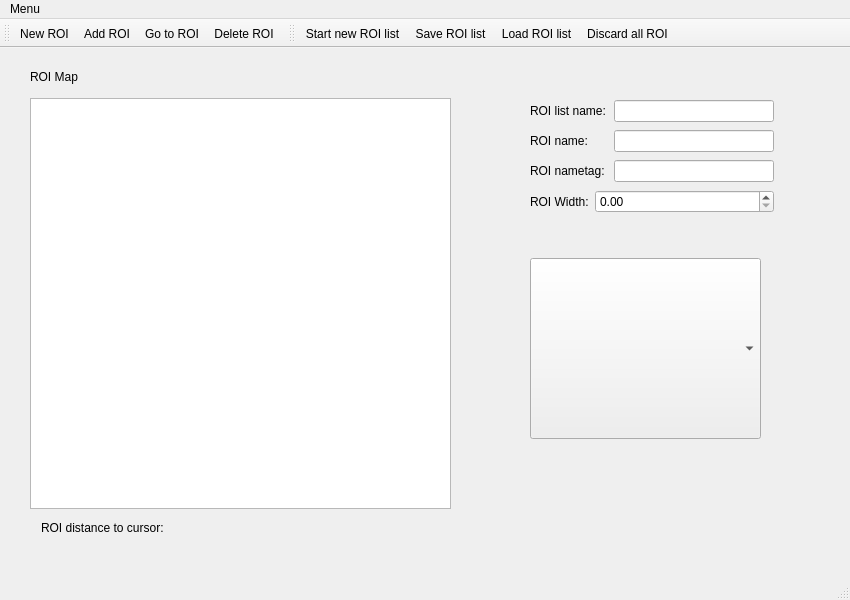
The window that gui/ROI/ui_roi_gui.ui (fbarho/qudi-cbs) describes before a commit, drawn with Qt 5.
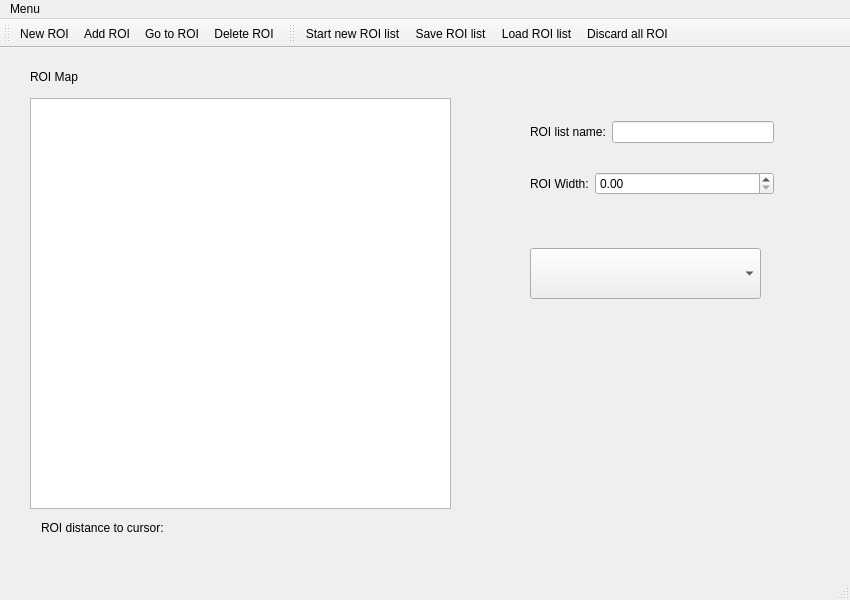
The same window after the commit. Custom widgets are drawn as their Qt base class.

Commit message: fixed missing selection of active roi from combobox

Patch:
```diff
--- a/gui/ROI/ui_roi_gui.ui
+++ b/gui/ROI/ui_roi_gui.ui
@@ -37,16 +37,6 @@
      <string>ROI Map</string>
     </property>
    </widget>
-   <widget class="QComboBox" name="active_roi_ComboBox">
-    <property name="geometry">
-     <rect>
-      <x>530</x>
-      <y>210</y>
-      <width>231</width>
-      <height>181</height>
-     </rect>
-    </property>
-   </widget>
    <widget class="QWidget" name="layoutWidget">
     <property name="geometry">
      <rect>
@@ -56,7 +46,7 @@
       <height>121</height>
      </rect>
     </property>
-    <layout class="QGridLayout" name="gridLayout" columnstretch="0,0,2">
+    <layout class="QGridLayout" name="gridLayout" columnstretch="0,0,0">
      <item row="0" column="0" colspan="2">
       <widget class="QLabel" name="label_3">
        <property name="text">
@@ -64,39 +54,19 @@
        </property>
       </widget>
      </item>
+     <item row="1" column="1" colspan="2">
+      <widget class="QDoubleSpinBox" name="roi_width_doubleSpinBox"/>
+     </item>
      <item row="0" column="2">
       <widget class="QLineEdit" name="roi_list_name_LineEdit"/>
      </item>
-     <item row="1" column="0" colspan="2">
-      <widget class="QLabel" name="label_4">
-       <property name="text">
-        <string>ROI name:</string>
-       </property>
-      </widget>
-     </item>
-     <item row="1" column="2">
-      <widget class="QLineEdit" name="roi_name_LineEdit"/>
-     </item>
-     <item row="2" column="0" colspan="2">
-      <widget class="QLabel" name="label_5">
-       <property name="text">
-        <string>ROI nametag: </string>
-       </property>
-      </widget>
-     </item>
-     <item row="2" column="2">
-      <widget class="QLineEdit" name="roi_nametag_LineEdit"/>
-     </item>
-     <item row="3" column="0">
+     <item row="1" column="0">
       <widget class="QLabel" name="label_2">
        <property name="text">
         <string>ROI Width:</string>
        </property>
       </widget>
      </item>
-     <item row="3" column="1" colspan="2">
-      <widget class="QDoubleSpinBox" name="roi_width_doubleSpinBox"/>
-     </item>
     </layout>
    </widget>
    <widget class="QLabel" name="roi_distance_Label">
@@ -125,6 +95,16 @@
      <string>ROI distance to cursor: </string>
     </property>
    </widget>
+   <widget class="QComboBox" name="active_roi_ComboBox">
+    <property name="geometry">
+     <rect>
+      <x>530</x>
+      <y>200</y>
+      <width>231</width>
+      <height>51</height>
+     </rect>
+    </property>
+   </widget>
   </widget>
   <widget class="QMenuBar" name="menubar">
    <property name="geometry">
```
The commit also changes 1 other file.
